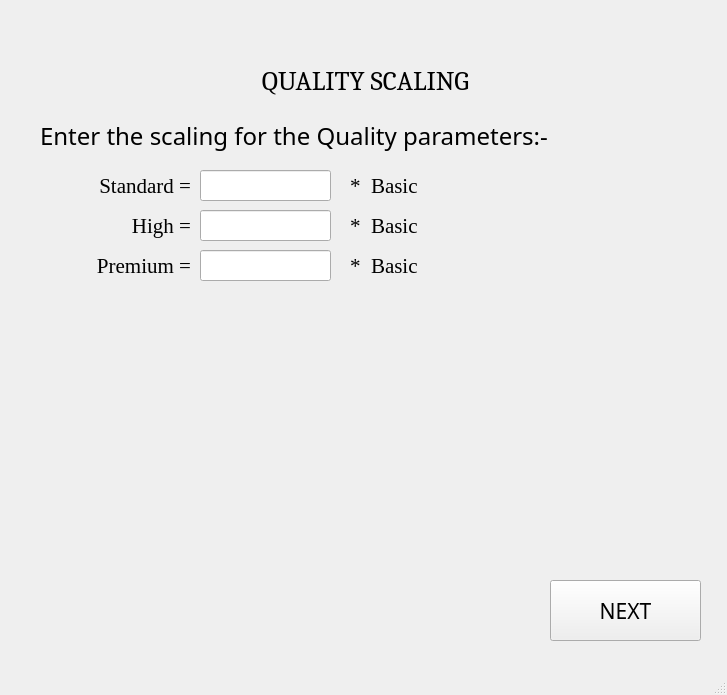
Old version of the form ui_files/quality_scaling_screen.ui in the repository yorozuya-2003/institutional_benchmarking_model.
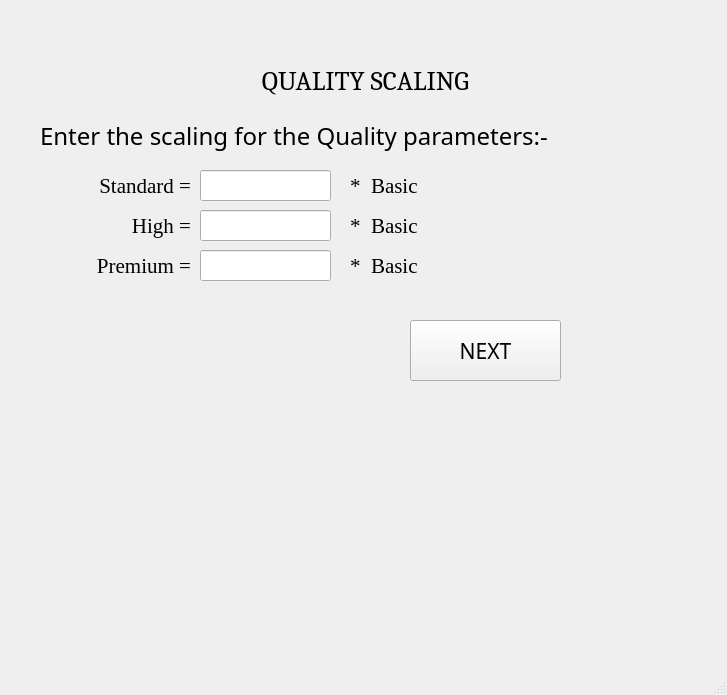
New version of the form.

```diff
--- a/ui_files/quality_scaling_screen.ui
+++ b/ui_files/quality_scaling_screen.ui
@@ -99,8 +99,8 @@
    <widget class="QPushButton" name="nextButton">
     <property name="geometry">
      <rect>
-      <x>550</x>
-      <y>580</y>
+      <x>410</x>
+      <y>320</y>
       <width>151</width>
       <height>61</height>
      </rect>
```
Left out of the diff: 2 changed lines with no effect on the pictures.
